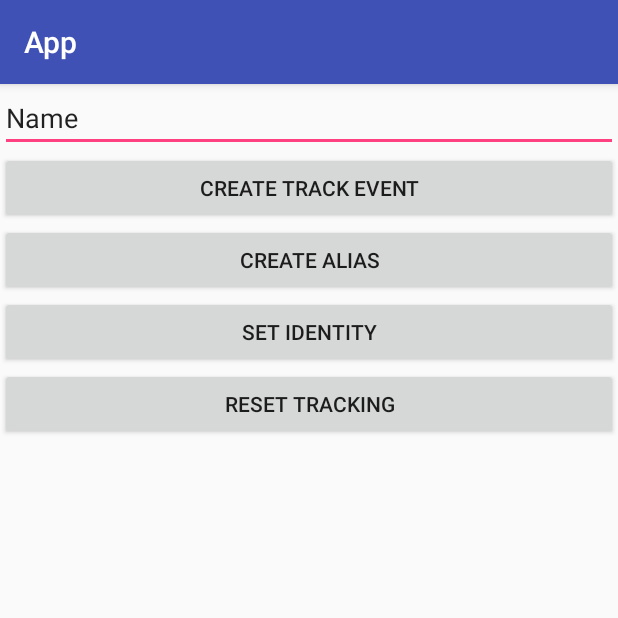
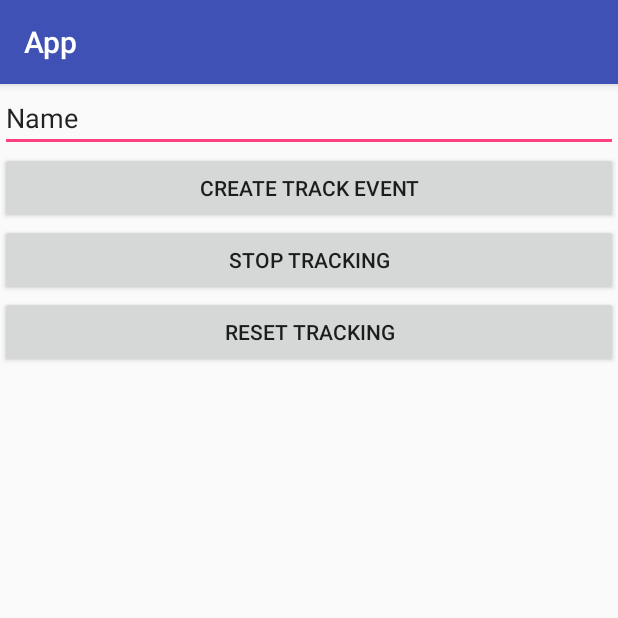
Before and after one commit to datastreamsio/moby-tracking-sdk, an Android app: the screen it shows after launch (MainActivity), on a phone screen of 412 x 824 dp, the top half of it. Run offline under Robolectric (Android 15) with nearby library versions, the phone set to English and light mode, and no system bars; libraries missing offline, so code that uses them is left out: com.jaredrummler.android.

Commit message:
implemented stop functionality for batch and eventmanager, tested for eventmanager

```diff
--- a/android/app/src/main/res/layout/activity_main.xml
+++ b/android/app/src/main/res/layout/activity_main.xml
@@ -31,18 +31,16 @@
             app:layout_constraintTop_toTopOf="parent" />
 
         <Button
-            android:id="@+id/button3"
+            android:id="@+id/buttonStopTracking"
             android:layout_width="match_parent"
             android:layout_height="wrap_content"
-            android:onClick="onCreateAliasHandler"
-            android:text="@string/create_alias" />
-
-        <Button
-            android:id="@+id/button4"
-            android:layout_width="match_parent"
-            android:layout_height="wrap_content"
-            android:onClick="onSetIdentityHandler"
-            android:text="@string/set_identity" />
+            android:onClick="onStopTracking"
+            android:text="@string/stop_tracking"
+            app:layout_constraintBottom_toBottomOf="parent"
+            app:layout_constraintEnd_toEndOf="parent"
+            app:layout_constraintHorizontal_bias="0.5"
+            app:layout_constraintStart_toStartOf="parent"
+            app:layout_constraintTop_toTopOf="parent" />
 
         <Button
             android:id="@+id/button2"
--- a/android/app/src/main/res/values/strings.xml
+++ b/android/app/src/main/res/values/strings.xml
@@ -5,4 +5,5 @@
   <string name="name">Name</string>
   <string name="create_alias">Create alias</string>
   <string name="set_identity">Set identity</string>
+  <string name="stop_tracking">Stop Tracking</string>
 </resources>
--- a/android/sdk/src/main/java/io/o2mc/sdk/business/batch/BatchManager.java
+++ b/android/sdk/src/main/java/io/o2mc/sdk/business/batch/BatchManager.java
@@ -28,6 +28,8 @@ public class BatchManager {
   private TrackingManager trackingManager;
 
   private BatchBus batchBus;
+
+  private boolean isStopped;
 
   /**
    * @param trackingManager required for callbacks
@@ -160,6 +162,11 @@ public class BatchManager {
     batchBus.clearPending();
   }
 
+  public void stop() {
+    reset();
+    isStopped = true;
+  }
+
   /**
    * Sends all events from the EventBus to the backend, if there are any events.
    */
--- a/android/sdk/src/main/java/io/o2mc/sdk/business/event/EventManager.java
+++ b/android/sdk/src/main/java/io/o2mc/sdk/business/event/EventManager.java
@@ -9,16 +9,32 @@ import java.util.List;
 public class EventManager {
 
   private EventBus eventBus;
+  private boolean isStopped;
 
   public EventManager() {
     this.eventBus = new EventBus();
   }
 
+  /**
+   * Generates a new event and adds it to the EventBus.
+   *
+   * @param eventName name of event to generate
+   */
   public void newEvent(String eventName) {
+    if (isStopped) {
+      return;
+    }
+
     Event e = eventBus.generateEvent(eventName);
     eventBus.add(e);
   }
 
+  /**
+   * Generates a new event with additional properties and adds it to the EventBus.
+   *
+   * @param eventName name of event to generate
+   * @param value value to include in the event
+   */
   public void newEventWithProperties(String eventName, String value) {
     Event e = eventBus.generateEventWithProperties(eventName, value);
     eventBus.add(e);
@@ -31,11 +47,20 @@ public class EventManager {
     eventBus.clearEvents();
   }
 
-  public List<Event> getEventsFromBus() {
+  /**
+   * Returns all known events which are not yet dispatched to the backend
+   *
+   * @return list of events
+   */
+  public List<Event> getEvents() {
     return eventBus.getEvents();
   }
 
-  public void clearEventsFromBus() {
+  /**
+   * When called, no more events will be generated
+   */
+  public void stop() {
     reset();
+    isStopped = true;
   }
 }
```
Also changed, not shown: android/app/src/main/java/io/o2mc/app/MainActivity.java (+2 -8 lines), android/sdk/src/main/java/io/o2mc/sdk/O2MC.java (+12 -0 lines), android/sdk/src/main/java/io/o2mc/sdk/TrackingManager.java (+10 -2 lines), 1 other file. Lines whose indentation alone changed are shown as unchanged.
